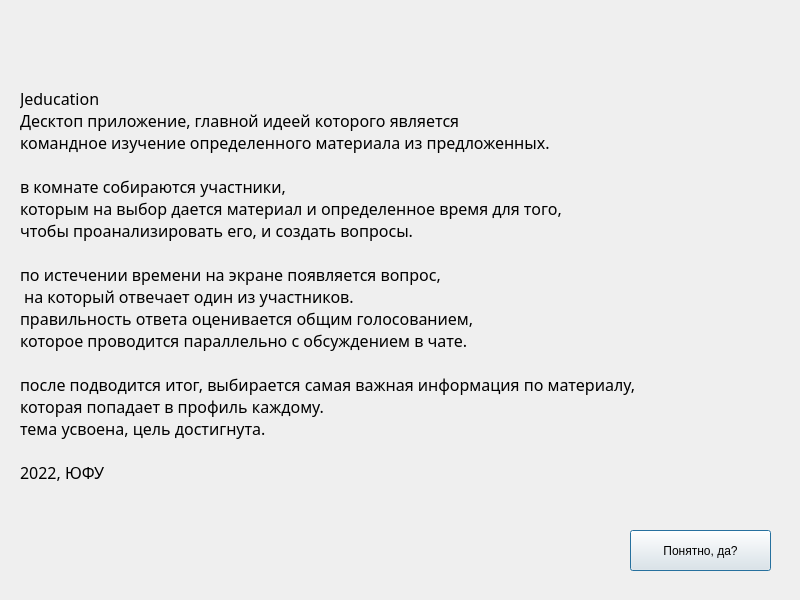
The window that Client/jeducation-v0.1/info.ui (Avedik/Desktop-application-IEducation) describes before a commit, drawn with Qt 5.
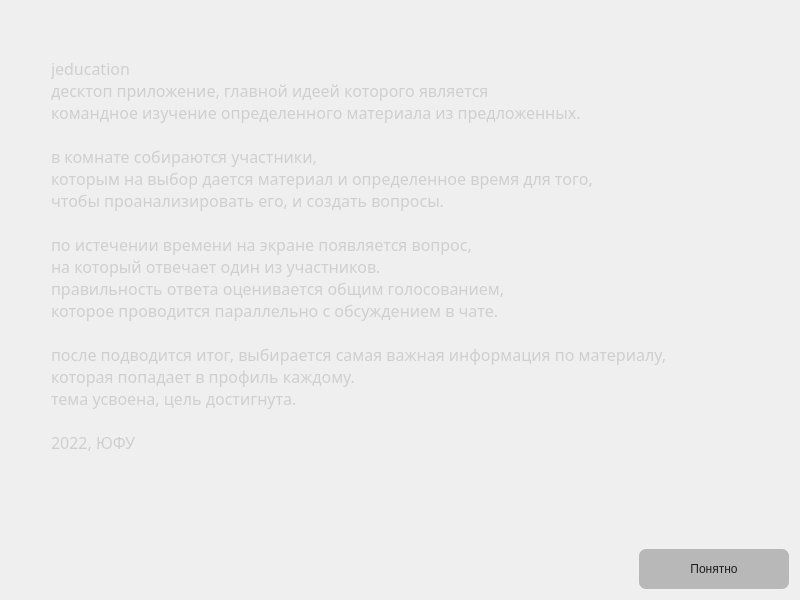
The same window after the commit.

Diff of the .ui file:
```diff
--- a/Client/jeducation-v0.1/info.ui
+++ b/Client/jeducation-v0.1/info.ui
@@ -10,27 +10,64 @@
     <height>600</height>
    </rect>
   </property>
+  <property name="minimumSize">
+   <size>
+    <width>700</width>
+    <height>500</height>
+   </size>
+  </property>
   <property name="windowTitle">
    <string>Dialog</string>
   </property>
-  <widget class="QLabel" name="label">
-   <property name="geometry">
-    <rect>
-     <x>20</x>
-     <y>20</y>
-     <width>751</width>
-     <height>531</height>
-    </rect>
+  <layout class="QVBoxLayout" name="verticalLayout">
+   <property name="spacing">
+    <number>50</number>
    </property>
-   <property name="font">
-    <font>
-     <family>Bahnschrift</family>
-     <pointsize>12</pointsize>
-    </font>
-   </property>
-   <property name="text">
-    <string>Jeducation
-Десктоп приложение, главной идеей которого является 
+   <item>
+    <spacer name="verticalSpacer_2">
+     <property name="orientation">
+      <enum>Qt::Vertical</enum>
+     </property>
+     <property name="sizeHint" stdset="0">
+      <size>
+       <width>20</width>
+       <height>40</height>
+      </size>
+     </property>
+    </spacer>
+   </item>
+   <item>
+    <layout class="QHBoxLayout" name="horizontalLayout_2">
+     <item>
+      <spacer name="horizontalSpacer">
+       <property name="orientation">
+        <enum>Qt::Horizontal</enum>
+       </property>
+       <property name="sizeType">
+        <enum>QSizePolicy::Fixed</enum>
+       </property>
+       <property name="sizeHint" stdset="0">
+        <size>
+         <width>40</width>
+         <height>20</height>
+        </size>
+       </property>
+      </spacer>
+     </item>
+     <item>
+      <widget class="QLabel" name="label">
+       <property name="font">
+        <font>
+         <family>Bahnschrift</family>
+         <pointsize>12</pointsize>
+        </font>
+       </property>
+       <property name="styleSheet">
+        <string notr="true">color: rgb(207, 207, 207);</string>
+       </property>
+       <property name="text">
+        <string>jeducation
+десктоп приложение, главной идеей которого является 
 командное изучение определенного материала из предложенных.
 
 в комнате собираются участники, 
@@ -38,7 +75,7 @@
 чтобы проанализировать его, и создать вопросы.
 
 по истечении времени на экране появляется вопрос,
- на который отвечает один из участников.
+на который отвечает один из участников.
 правильность ответа оценивается общим голосованием, 
 которое проводится параллельно с обсуждением в чате. 
 
@@ -47,21 +84,61 @@
 тема усвоена, цель достигнута.
 
 2022, ЮФУ</string>
-   </property>
-  </widget>
-  <widget class="QPushButton" name="pushButton">
-   <property name="geometry">
-    <rect>
-     <x>630</x>
-     <y>530</y>
-     <width>141</width>
-     <height>41</height>
-    </rect>
-   </property>
-   <property name="text">
-    <string>Понятно, да?</string>
-   </property>
-  </widget>
+       </property>
+      </widget>
+     </item>
+    </layout>
+   </item>
+   <item>
+    <spacer name="verticalSpacer">
+     <property name="orientation">
+      <enum>Qt::Vertical</enum>
+     </property>
+     <property name="sizeHint" stdset="0">
+      <size>
+       <width>20</width>
+       <height>40</height>
+      </size>
+     </property>
+    </spacer>
+   </item>
+   <item>
+    <layout class="QHBoxLayout" name="horizontalLayout">
+     <item>
+      <spacer name="horizontalSpacer_2">
+       <property name="orientation">
+        <enum>Qt::Horizontal</enum>
+       </property>
+       <property name="sizeHint" stdset="0">
+        <size>
+         <width>40</width>
+         <height>20</height>
+        </size>
+       </property>
+      </spacer>
+     </item>
+     <item>
+      <widget class="QPushButton" name="pushButton">
+       <property name="minimumSize">
+        <size>
+         <width>150</width>
+         <height>40</height>
+        </size>
+       </property>
+       <property name="styleSheet">
+        <string notr="true">background-color: rgb(184, 184, 184);
+color: rgb(29, 29, 29);
+border:2px;
+border-radius:7;</string>
+       </property>
+       <property name="text">
+        <string>Понятно</string>
+       </property>
+      </widget>
+     </item>
+    </layout>
+   </item>
+  </layout>
  </widget>
  <resources/>
  <connections>
```
